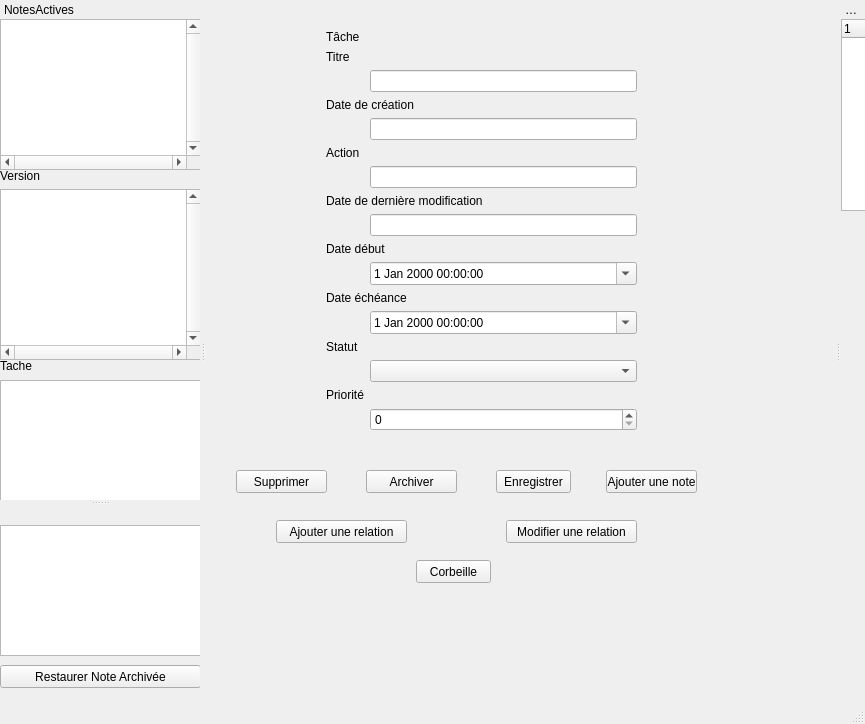
First picture: the form in gui/mainwindow.ui, repository vincebhx/LO21-PluriNotes, before the edit.
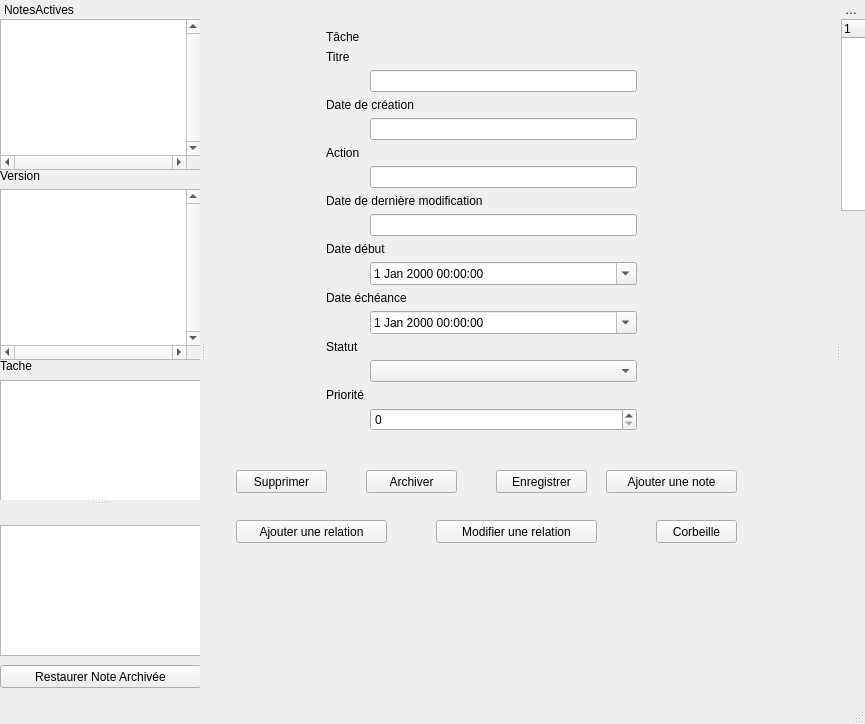
Second picture: the form after the edit. The open tabs and pages were chosen to show the change.

What changed in the file:
```diff
--- a/gui/mainwindow.ui
+++ b/gui/mainwindow.ui
@@ -525,7 +525,7 @@
      <rect>
       <x>290</x>
       <y>470</y>
-      <width>75</width>
+      <width>91</width>
       <height>23</height>
      </rect>
     </property>
@@ -538,7 +538,7 @@
      <rect>
       <x>400</x>
       <y>470</y>
-      <width>91</width>
+      <width>131</width>
       <height>23</height>
      </rect>
     </property>
@@ -549,9 +549,9 @@
    <widget class="QPushButton" name="ajouterR">
     <property name="geometry">
      <rect>
-      <x>70</x>
+      <x>30</x>
       <y>520</y>
-      <width>131</width>
+      <width>151</width>
       <height>23</height>
      </rect>
     </property>
@@ -562,9 +562,9 @@
    <widget class="QPushButton" name="modifierR">
     <property name="geometry">
      <rect>
-      <x>300</x>
+      <x>230</x>
       <y>520</y>
-      <width>131</width>
+      <width>161</width>
       <height>23</height>
      </rect>
     </property>
@@ -575,9 +575,9 @@
    <widget class="QPushButton" name="pushButton_6">
     <property name="geometry">
      <rect>
-      <x>210</x>
-      <y>560</y>
-      <width>75</width>
+      <x>450</x>
+      <y>520</y>
+      <width>81</width>
       <height>23</height>
      </rect>
     </property>
```
Left out of the diff: 6 changed lines with no effect on the pictures.
